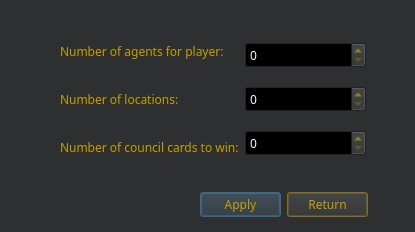
Qt form Student/settingsscreen.ui (peralammikko/ohjelmointi-3-susipalatsi) before a commit.
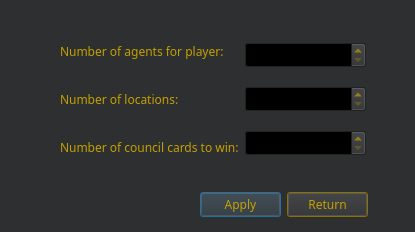
The same form after that commit.

Commit message: Graphical upgrades on dialog windows, settings check updated

```diff
--- a/Student/settingsscreen.ui
+++ b/Student/settingsscreen.ui
@@ -498,13 +498,532 @@
     <item>
      <layout class="QVBoxLayout" name="verticalLayout_2">
       <item>
-       <widget class="QSpinBox" name="agentNumBox"/>
+       <widget class="QSpinBox" name="agentNumBox">
+        <property name="palette">
+         <palette>
+          <active>
+           <colorrole role="WindowText">
+            <brush brushstyle="SolidPattern">
+             <color alpha="255">
+              <red>196</red>
+              <green>160</green>
+              <blue>0</blue>
+             </color>
+            </brush>
+           </colorrole>
+           <colorrole role="Dark">
+            <brush brushstyle="SolidPattern">
+             <color alpha="255">
+              <red>196</red>
+              <green>160</green>
+              <blue>0</blue>
+             </color>
+            </brush>
+           </colorrole>
+           <colorrole role="Mid">
+            <brush brushstyle="SolidPattern">
+             <color alpha="255">
+              <red>196</red>
+              <green>160</green>
+              <blue>0</blue>
+             </color>
+            </brush>
+           </colorrole>
+           <colorrole role="Text">
+            <brush brushstyle="SolidPattern">
+             <color alpha="255">
+              <red>0</red>
+              <green>0</green>
+              <blue>0</blue>
+             </color>
+            </brush>
+           </colorrole>
+           <colorrole role="BrightText">
+            <brush brushstyle="SolidPattern">
+             <color alpha="255">
+              <red>0</red>
+              <green>0</green>
+              <blue>0</blue>
+             </color>
+            </brush>
+           </colorrole>
+           <colorrole role="ButtonText">
+            <brush brushstyle="SolidPattern">
+             <color alpha="255">
+              <red>196</red>
+              <green>160</green>
+              <blue>0</blue>
+             </color>
+            </brush>
+           </colorrole>
+          </active>
+          <inactive>
+           <colorrole role="WindowText">
+            <brush brushstyle="SolidPattern">
+             <color alpha="255">
+              <red>196</red>
+              <green>160</green>
+              <blue>0</blue>
+             </color>
+            </brush>
+           </colorrole>
+           <colorrole role="Dark">
+            <brush brushstyle="SolidPattern">
+             <color alpha="255">
+              <red>196</red>
+              <green>160</green>
+              <blue>0</blue>
+             </color>
+            </brush>
+           </colorrole>
+           <colorrole role="Mid">
+            <brush brushstyle="SolidPattern">
+             <color alpha="255">
+              <red>196</red>
+              <green>160</green>
+              <blue>0</blue>
+             </color>
+            </brush>
+           </colorrole>
+           <colorrole role="Text">
+            <brush brushstyle="SolidPattern">
+             <color alpha="255">
+              <red>0</red>
+              <green>0</green>
+              <blue>0</blue>
+             </color>
+            </brush>
+           </colorrole>
+           <colorrole role="BrightText">
+            <brush brushstyle="SolidPattern">
+             <color alpha="255">
+              <red>0</red>
+              <green>0</green>
+              <blue>0</blue>
+             </color>
+            </brush>
+           </colorrole>
+           <colorrole role="ButtonText">
+            <brush brushstyle="SolidPattern">
+             <color alpha="255">
+              <red>196</red>
+              <green>160</green>
+              <blue>0</blue>
+             </color>
+            </brush>
+           </colorrole>
+          </inactive>
+          <disabled>
+           <colorrole role="WindowText">
+            <brush brushstyle="SolidPattern">
+             <color alpha="255">
+              <red>196</red>
+              <green>160</green>
+              <blue>0</blue>
+             </color>
+            </brush>
+           </colorrole>
+           <colorrole role="Dark">
+            <brush brushstyle="SolidPattern">
+             <color alpha="255">
+              <red>196</red>
+              <green>160</green>
+              <blue>0</blue>
+             </color>
+            </brush>
+           </colorrole>
+           <colorrole role="Mid">
+            <brush brushstyle="SolidPattern">
+             <color alpha="255">
+              <red>196</red>
+              <green>160</green>
+              <blue>0</blue>
+             </color>
+            </brush>
+           </colorrole>
+           <colorrole role="Text">
+            <brush brushstyle="SolidPattern">
+             <color alpha="255">
+              <red>196</red>
+              <green>160</green>
+              <blue>0</blue>
+             </color>
+            </brush>
+           </colorrole>
+           <colorrole role="BrightText">
+            <brush brushstyle="SolidPattern">
+             <color alpha="255">
+              <red>0</red>
+              <green>0</green>
+              <blue>0</blue>
+             </color>
+            </brush>
+           </colorrole>
+           <colorrole role="ButtonText">
+            <brush brushstyle="SolidPattern">
+             <color alpha="255">
+              <red>196</red>
+              <green>160</green>
+              <blue>0</blue>
+             </color>
+            </brush>
+           </colorrole>
+          </disabled>
+         </palette>
+        </property>
+       </widget>
       </item>
       <item>
-       <widget class="QSpinBox" name="locNumBox"/>
+       <widget class="QSpinBox" name="locNumBox">
+        <property name="palette">
+         <palette>
+          <active>
+           <colorrole role="WindowText">
+            <brush brushstyle="SolidPattern">
+             <color alpha="255">
+              <red>196</red>
+              <green>160</green>
+              <blue>0</blue>
+             </color>
+            </brush>
+           </colorrole>
+           <colorrole role="Dark">
+            <brush brushstyle="SolidPattern">
+             <color alpha="255">
+              <red>196</red>
+              <green>160</green>
+              <blue>0</blue>
+             </color>
+            </brush>
+           </colorrole>
+           <colorrole role="Mid">
+            <brush brushstyle="SolidPattern">
+             <color alpha="255">
+              <red>196</red>
+              <green>160</green>
+              <blue>0</blue>
+             </color>
+            </brush>
+           </colorrole>
+           <colorrole role="Text">
+            <brush brushstyle="SolidPattern">
+             <color alpha="255">
+              <red>0</red>
+              <green>0</green>
+              <blue>0</blue>
+             </color>
+            </brush>
+           </colorrole>
+           <colorrole role="BrightText">
+            <brush brushstyle="SolidPattern">
+             <color alpha="255">
+              <red>0</red>
+              <green>0</green>
+              <blue>0</blue>
+             </color>
+            </brush>
+           </colorrole>
+           <colorrole role="ButtonText">
+            <brush brushstyle="SolidPattern">
+             <color alpha="255">
+              <red>196</red>
+              <green>160</green>
+              <blue>0</blue>
+             </color>
+            </brush>
+           </colorrole>
+          </active>
+          <inactive>
+           <colorrole role="WindowText">
+            <brush brushstyle="SolidPattern">
+             <color alpha="255">
+              <red>196</red>
+              <green>160</green>
+              <blue>0</blue>
+             </color>
+            </brush>
+           </colorrole>
+           <colorrole role="Dark">
+            <brush brushstyle="SolidPattern">
+             <color alpha="255">
+              <red>196</red>
+              <green>160</green>
+              <blue>0</blue>
+             </color>
+            </brush>
+           </colorrole>
+           <colorrole role="Mid">
+            <brush brushstyle="SolidPattern">
+             <color alpha="255">
+              <red>196</red>
+              <green>160</green>
+              <blue>0</blue>
+             </color>
+            </brush>
+           </colorrole>
+           <colorrole role="Text">
+            <brush brushstyle="SolidPattern">
+             <color alpha="255">
+              <red>0</red>
+              <green>0</green>
+              <blue>0</blue>
+             </color>
+            </brush>
+           </colorrole>
+           <colorrole role="BrightText">
+            <brush brushstyle="SolidPattern">
+             <color alpha="255">
+              <red>0</red>
+              <green>0</green>
+              <blue>0</blue>
+             </color>
+            </brush>
+           </colorrole>
+           <colorrole role="ButtonText">
+            <brush brushstyle="SolidPattern">
+             <color alpha="255">
+              <red>196</red>
+              <green>160</green>
+              <blue>0</blue>
+             </color>
+            </brush>
+           </colorrole>
+          </inactive>
+          <disabled>
+           <colorrole role="WindowText">
+            <brush brushstyle="SolidPattern">
+             <color alpha="255">
+              <red>196</red>
+              <green>160</green>
+              <blue>0</blue>
+             </color>
+            </brush>
+           </colorrole>
+           <colorrole role="Dark">
+            <brush brushstyle="SolidPattern">
+             <color alpha="255">
+              <red>196</red>
+              <green>160</green>
+              <blue>0</blue>
+             </color>
+            </brush>
+           </colorrole>
+           <colorrole role="Mid">
+            <brush brushstyle="SolidPattern">
+             <color alpha="255">
+              <red>196</red>
+              <green>160</green>
+              <blue>0</blue>
+             </color>
+            </brush>
+           </colorrole>
+           <colorrole role="Text">
+            <brush brushstyle="SolidPattern">
+             <color alpha="255">
+              <red>196</red>
+              <green>160</green>
+              <blue>0</blue>
+             </color>
+            </brush>
+           </colorrole>
+           <colorrole role="BrightText">
+            <brush brushstyle="SolidPattern">
+             <color alpha="255">
+              <red>0</red>
+              <green>0</green>
+              <blue>0</blue>
+             </color>
+            </brush>
+           </colorrole>
+           <colorrole role="ButtonText">
+            <brush brushstyle="SolidPattern">
+             <color alpha="255">
+              <red>196</red>
+              <green>160</green>
+              <blue>0</blue>
+             </color>
+            </brush>
+           </colorrole>
+          </disabled>
+         </palette>
+        </property>
+       </widget>
       </item>
       <item>
-       <widget class="QSpinBox" name="cardNumBox"/>
+       <widget class="QSpinBox" name="cardNumBox">
+        <property name="palette">
+         <palette>
+          <active>
+           <colorrole role="WindowText">
+            <brush brushstyle="SolidPattern">
+             <color alpha="255">
+              <red>196</red>
+              <green>160</green>
+              <blue>0</blue>
+             </color>
+            </brush>
+           </colorrole>
+           <colorrole role="Dark">
+            <brush brushstyle="SolidPattern">
+             <color alpha="255">
+              <red>196</red>
+              <green>160</green>
+              <blue>0</blue>
+             </color>
+            </brush>
+           </colorrole>
+           <colorrole role="Mid">
+            <brush brushstyle="SolidPattern">
+             <color alpha="255">
+              <red>196</red>
+              <green>160</green>
+              <blue>0</blue>
+             </color>
+            </brush>
+           </colorrole>
+           <colorrole role="Text">
+            <brush brushstyle="SolidPattern">
+             <color alpha="255">
+              <red>0</red>
+              <green>0</green>
+              <blue>0</blue>
+             </color>
+            </brush>
+           </colorrole>
+           <colorrole role="BrightText">
+            <brush brushstyle="SolidPattern">
+             <color alpha="255">
+              <red>0</red>
+              <green>0</green>
+              <blue>0</blue>
+             </color>
+            </brush>
+           </colorrole>
+           <colorrole role="ButtonText">
+            <brush brushstyle="SolidPattern">
+             <color alpha="255">
+              <red>196</red>
+              <green>160</green>
+              <blue>0</blue>
+             </color>
+            </brush>
+           </colorrole>
+          </active>
+          <inactive>
+           <colorrole role="WindowText">
+            <brush brushstyle="SolidPattern">
+             <color alpha="255">
+              <red>196</red>
+              <green>160</green>
+              <blue>0</blue>
+             </color>
+            </brush>
+           </colorrole>
+           <colorrole role="Dark">
+            <brush brushstyle="SolidPattern">
+             <color alpha="255">
+              <red>196</red>
+              <green>160</green>
+              <blue>0</blue>
+             </color>
+            </brush>
+           </colorrole>
+           <colorrole role="Mid">
+            <brush brushstyle="SolidPattern">
+             <color alpha="255">
+              <red>196</red>
+              <green>160</green>
+              <blue>0</blue>
+             </color>
+            </brush>
+           </colorrole>
+           <colorrole role="Text">
+            <brush brushstyle="SolidPattern">
+             <color alpha="255">
+              <red>0</red>
+              <green>0</green>
+              <blue>0</blue>
+             </color>
+            </brush>
+           </colorrole>
+           <colorrole role="BrightText">
+            <brush brushstyle="SolidPattern">
+             <color alpha="255">
+              <red>0</red>
+              <green>0</green>
+              <blue>0</blue>
+             </color>
+            </brush>
+           </colorrole>
+           <colorrole role="ButtonText">
+            <brush brushstyle="SolidPattern">
+             <color alpha="255">
+              <red>196</red>
+              <green>160</green>
+              <blue>0</blue>
+             </color>
+            </brush>
+           </colorrole>
+          </inactive>
+          <disabled>
+           <colorrole role="WindowText">
+            <brush brushstyle="SolidPattern">
+             <color alpha="255">
+              <red>196</red>
+              <green>160</green>
+              <blue>0</blue>
+             </color>
+            </brush>
+           </colorrole>
+           <colorrole role="Dark">
+            <brush brushstyle="SolidPattern">
+             <color alpha="255">
+              <red>196</red>
+              <green>160</green>
+              <blue>0</blue>
+             </color>
+            </brush>
+           </colorrole>
+           <colorrole role="Mid">
+            <brush brushstyle="SolidPattern">
+             <color alpha="255">
+              <red>196</red>
+              <green>160</green>
+              <blue>0</blue>
+             </color>
+            </brush>
+           </colorrole>
+           <colorrole role="Text">
+            <brush brushstyle="SolidPattern">
+             <color alpha="255">
+              <red>196</red>
+              <green>160</green>
+              <blue>0</blue>
+             </color>
+            </brush>
+           </colorrole>
+           <colorrole role="BrightText">
+            <brush brushstyle="SolidPattern">
+             <color alpha="255">
+              <red>0</red>
+              <green>0</green>
+              <blue>0</blue>
+             </color>
+            </brush>
+           </colorrole>
+           <colorrole role="ButtonText">
+            <brush brushstyle="SolidPattern">
+             <color alpha="255">
+              <red>196</red>
+              <green>160</green>
+              <blue>0</blue>
+             </color>
+            </brush>
+           </colorrole>
+          </disabled>
+         </palette>
+        </property>
+       </widget>
       </item>
      </layout>
     </item>
```
Left out of the diff: 667 changed lines with no effect on the pictures. The commit also changes 11 other files.
